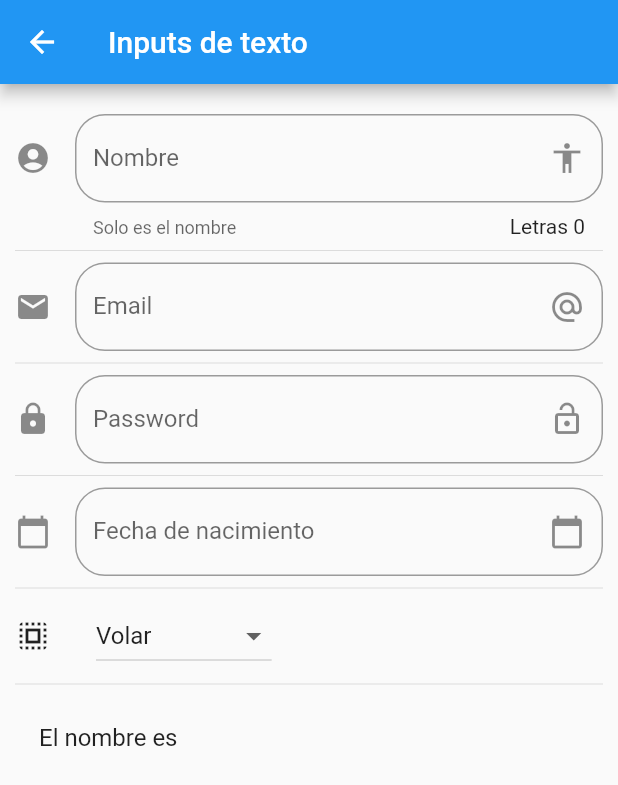
After one commit to charlyml/flutter-pininos, a Flutter app: the InputPage screen opened by its route, on a phone screen of 412 x 824 dp. The commit adds this screen. Shown: the top 785 px of the screen. Run offline on Flutter 3.47's test engine with Material 2 defaults, Android fonts, the phone set to English and light mode, and no system bars; network calls fail.

Commit message:
Created pages and added resources
* created routing pages
* added loader

```diff
--- a/data/menu_opts.json
+++ b/data/menu_opts.json
@@ -1,20 +1,40 @@
 {
-    "nombreApp" : "Componentes",
-    "rutas" : [
+  "nombreApp": "Componentes",
+  "rutas": [
     {
-            "ruta" : "alert",
-            "icon" : "add_alert",
+      "ruta": "alert",
+      "icon": "add_alert",
       "texto": "Alertas"
     },
     {
-            "ruta" : "avatar",
-            "icon" : "accessibility",
+      "ruta": "avatar",
+      "icon": "accessibility",
       "texto": "Avatars"
     },
     {
-            "ruta" : "card",
-            "icon" : "folder_open",
+      "ruta": "card",
+      "icon": "folder_open",
       "texto": "Cards - Tarjetas"
+    },
+    {
+      "ruta": "animatedContainer",
+      "icon": "donut_large",
+      "texto": "Animated Container"
+    },
+    {
+      "ruta": "inputs",
+      "icon": "input",
+      "texto": "Inputs"
+    },
+    {
+      "ruta": "slider",
+      "icon": "tune",
+      "texto": "Sliders and checkbox"
+    },
+    {
+      "ruta": "list",
+      "icon": "list",
+      "texto": "Listas y scroll"
     }
   ]
 }
--- /dev/null
+++ b/lib/src/pages/input_page.dart
@@ -0,0 +1,169 @@
+import 'package:flutter/material.dart';
+import 'package:intl/intl.dart';
+
+class InputPage extends StatefulWidget {
+  InputPage({Key key}) : super(key: key);
+
+  @override
+  _InputPageState createState() => _InputPageState();
+}
+
+class _InputPageState extends State<InputPage> {
+  String _nombre = "";
+  String _email = "";
+  String _fecha = "";
+  String _opcionSeleccionada = "Volar";
+  List<String> _poderes = ['Volar', 'Rayos x', 'Super aliento', 'Super fuerza'];
+  TextEditingController _inputFileDateController = new TextEditingController();
+
+  @override
+  Widget build(BuildContext context) {
+    return Scaffold(
+      appBar: AppBar(
+        title: Text("Inputs de texto"),
+      ),
+      body: ListView(
+        padding: EdgeInsets.symmetric(horizontal: 10.0, vertical: 20.0),
+        children: <Widget>[
+          _crearInput(),
+          Divider(),
+          _crearEmail(),
+          Divider(),
+          _crearPassword(),
+          Divider(),
+          _crearFecha(context),
+          Divider(),
+          _crearDropDown(),
+          Divider(),
+          _crearPersona()
+        ],
+      ),
+    );
+  }
+
+  Widget _crearInput() {
+    return TextField(
+      //autofocus: true,
+      textCapitalization: TextCapitalization.sentences,
+      decoration: InputDecoration(
+        border: OutlineInputBorder(borderRadius: BorderRadius.circular(20.0)),
+        counter: Text("Letras ${_nombre.length}"),
+        hintText: "Nombre de la persona",
+        labelText: "Nombre",
+        helperText: "Solo es el nombre",
+        suffixIcon: Icon(Icons.accessibility),
+        icon: Icon(Icons.account_circle)
+      ),
+      onChanged: (value) {
+        setState(() {
+          _nombre = value;
+        });
+      },
+    );
+  }
+
+  Widget _crearPersona() {
+    return ListTile(
+      title: Text("El nombre es $_nombre"),
+    );
+  }
+
+  Widget _crearEmail() {
+    return TextField(
+      keyboardType: TextInputType.emailAddress,
+      decoration: InputDecoration(
+        border: OutlineInputBorder(borderRadius: BorderRadius.circular(20.0)),
+        hintText: "Email de la persona",
+        labelText: "Email",
+        suffixIcon: Icon(Icons.alternate_email),
+        icon: Icon(Icons.email)
+      ),
+      onChanged: (value) => setState(() {
+        _email = value;
+      })
+    );
+  }
+
+  Widget _crearPassword() {
+    return TextField(
+      obscureText: true,
+      decoration: InputDecoration(
+        border: OutlineInputBorder(borderRadius: BorderRadius.circular(20.0)),
+        hintText: "Password de la persona",
+        labelText: "Password",
+        suffixIcon: Icon(Icons.lock_open),
+        icon: Icon(Icons.lock)
+      ),
+      onChanged: (value) => setState(() {
+        _email = value;
+      })
+    );
+  }
+
+  Widget _crearFecha(BuildContext context) {
+    return TextField(
+      enableInteractiveSelection: false,
+      controller: _inputFileDateController,
+      decoration: InputDecoration(
+        border: OutlineInputBorder(borderRadius: BorderRadius.circular(20.0)),
+        hintText: "Fecha de nacimiento",
+        labelText: "Fecha de nacimiento",
+        suffixIcon: Icon(Icons.calendar_today),
+        icon: Icon(Icons.calendar_today)
+      ),
+      onTap: () {
+        FocusScope.of(context).requestFocus(new FocusNode());
+        _selectDate(context);
+      },
+    );
+  }
+
+  _selectDate(BuildContext context) async {
+    DateTime picked = await showDatePicker(
+      context: context,
+      initialDate: new DateTime.now(),
+      firstDate: new DateTime(2018),
+      lastDate: new DateTime(2025),
+      locale: Locale('es')
+    );
+
+    if (picked != null) {
+      setState(() {
+        _fecha = DateFormat('dd-MM-yyyy').format(picked);
+        _inputFileDateController.text = _fecha;
+      });
+    }
+  }
+
+  Widget _crearDropDown() {
+    return Row(
+      children: <Widget>[
+        Icon(Icons.select_all),
+        SizedBox(width: 30.0),
+        DropdownButton(
+          value: _opcionSeleccionada,
+          items: getOpcionesDropDown(),
+          onChanged: (opt) {
+            setState(() {
+              _opcionSeleccionada = opt;
+            });
+          },
+        )
+      ]
+    );
+  }
+
+  List<DropdownMenuItem<String>> getOpcionesDropDown() {
+    List<DropdownMenuItem<String>> lista = new List();
+
+    _poderes.forEach((poder) {
+      lista.add(DropdownMenuItem(
+        child: Text(poder),
+        value: poder,
+      ));
+    });
+
+    return lista;
+  }
+
+}
--- a/lib/src/utils/icono_string_util.dart
+++ b/lib/src/utils/icono_string_util.dart
@@ -3,7 +3,11 @@ import 'package:flutter/material.dart';
 final _icons = <String, IconData>{
   'add_alert': Icons.add_alert,
   'accessibility': Icons.accessibility,
-  'folder_open': Icons.folder_open
+  'folder_open': Icons.folder_open,
+  'donut_large': Icons.donut_large,
+  'input': Icons.input,
+  'tune': Icons.tune,
+  'list': Icons.list
 };
 
 Icon getIcon(String iconName) {
--- a/pubspec.yaml
+++ b/pubspec.yaml
@@ -18,6 +18,8 @@ environment:
 
 dependencies:
   flutter:
+    sdk: flutter
+  flutter_localizations:
     sdk: flutter
 
   # The following adds the Cupertino Icons font to your application.
@@ -41,7 +43,7 @@ flutter:
   # To add assets to your application, add an assets section, like this:
   assets:
     - data/menu_opts.json
-  #  - images/a_dot_ham.jpeg
+    - assets/
   # An image asset can refer to one or more resolution-specific "variants", see
   # https://flutter.dev/assets-and-images/#resolution-aware.
   # For details regarding adding assets from package dependencies, see
```
Also changed, not shown: lib/main.dart (+15 -7 lines), lib/src/pages/alert_page.dart (+41 -0 lines), lib/src/pages/animated_container.dart (added, +51 -0 lines), lib/src/pages/avatar_page.dart (+22 -0 lines), lib/src/pages/card_page.dart (added, +69 -0 lines), lib/src/pages/listview_page.dart (added, +117 -0 lines), lib/src/pages/slider_page.dart (added, +82 -0 lines), lib/src/routes/routes.dart (added, +22 -0 lines), assets/jar-loading.gif (added), pubspec.lock. Lines whose indentation alone changed are shown as unchanged.
